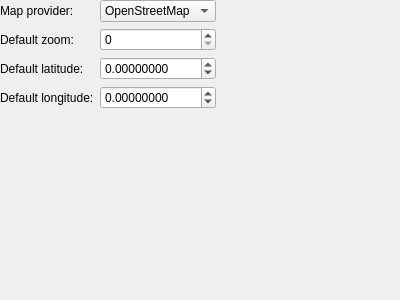
The window that ground/src/plugins/opmap/opmapgadgetoptionspage.ui (openpilot/OpenPilot) describes before a commit, drawn with Qt 5.
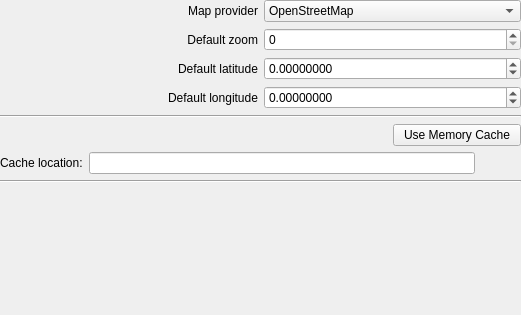
The same window after the commit. Icons and pictures are not drawn.

Commit message: Added map cache settings onto the map options page

Diff of the .ui file:
```diff
--- a/ground/src/plugins/opmap/opmapgadgetoptionspage.ui
+++ b/ground/src/plugins/opmap/opmapgadgetoptionspage.ui
@@ -6,10 +6,16 @@
    <rect>
     <x>0</x>
     <y>0</y>
-    <width>400</width>
-    <height>300</height>
+    <width>521</width>
+    <height>315</height>
    </rect>
   </property>
+  <property name="sizePolicy">
+   <sizepolicy hsizetype="Preferred" vsizetype="Expanding">
+    <horstretch>0</horstretch>
+    <verstretch>0</verstretch>
+   </sizepolicy>
+  </property>
   <property name="windowTitle">
    <string>Form</string>
   </property>
@@ -17,13 +23,57 @@
    <property name="margin">
     <number>0</number>
    </property>
-   <item row="0" column="0">
-    <widget class="QLabel" name="label">
+   <item row="4" column="0">
+    <layout class="QHBoxLayout" name="horizontalLayout_7">
+     <item>
+      <spacer name="horizontalSpacer">
+       <property name="orientation">
+        <enum>Qt::Horizontal</enum>
+       </property>
+       <property name="sizeHint" stdset="0">
+        <size>
+         <width>40</width>
+         <height>20</height>
+        </size>
+       </property>
+      </spacer>
+     </item>
+     <item>
+      <widget class="QPushButton" name="pushButtonUseMemoryCache">
+       <property name="sizePolicy">
+        <sizepolicy hsizetype="Preferred" vsizetype="Fixed">
+         <horstretch>0</horstretch>
+         <verstretch>0</verstretch>
+        </sizepolicy>
+       </property>
+       <property name="cursor">
+        <cursorShape>OpenHandCursor</cursorShape>
+       </property>
      <property name="text">
-      <string>Map provider:</string>
-     </property>
-    </widget>
-   </item>
+        <string>  Use Memory Cache  </string>
+       </property>
+       <property name="checkable">
+        <bool>true</bool>
+       </property>
+       <property name="checked">
+        <bool>false</bool>
+       </property>
+       <property name="flat">
+        <bool>false</bool>
+       </property>
+      </widget>
+     </item>
+    </layout>
+   </item>
+   <item row="2" column="0">
+    <widget class="Line" name="line">
+     <property name="orientation">
+      <enum>Qt::Horizontal</enum>
+     </property>
+    </widget>
+   </item>
+   <item row="1" column="0">
+    <layout class="QGridLayout" name="gridLayout_3">
    <item row="0" column="1">
     <widget class="QComboBox" name="providerComboBox">
      <item>
@@ -43,10 +93,23 @@
      </item>
     </widget>
    </item>
+     <item row="0" column="0">
+      <widget class="QLabel" name="label">
+       <property name="text">
+        <string>Map provider</string>
+       </property>
+       <property name="alignment">
+        <set>Qt::AlignRight|Qt::AlignTrailing|Qt::AlignVCenter</set>
+       </property>
+      </widget>
+     </item>
    <item row="1" column="0">
     <widget class="QLabel" name="label_2">
      <property name="text">
-      <string>Default zoom:</string>
+        <string>Default zoom</string>
+       </property>
+       <property name="alignment">
+        <set>Qt::AlignRight|Qt::AlignTrailing|Qt::AlignVCenter</set>
      </property>
     </widget>
    </item>
@@ -60,7 +123,10 @@
    <item row="2" column="0">
     <widget class="QLabel" name="label_3">
      <property name="text">
-      <string>Default latitude:</string>
+        <string>Default latitude</string>
+       </property>
+       <property name="alignment">
+        <set>Qt::AlignRight|Qt::AlignTrailing|Qt::AlignVCenter</set>
      </property>
     </widget>
    </item>
@@ -80,7 +146,10 @@
    <item row="3" column="0">
     <widget class="QLabel" name="label_4">
      <property name="text">
-      <string>Default longitude:</string>
+        <string>Default longitude</string>
+       </property>
+       <property name="alignment">
+        <set>Qt::AlignRight|Qt::AlignTrailing|Qt::AlignVCenter</set>
      </property>
     </widget>
    </item>
@@ -97,7 +166,9 @@
      </property>
     </widget>
    </item>
-   <item row="4" column="1">
+    </layout>
+   </item>
+   <item row="7" column="0">
     <spacer name="verticalSpacer">
      <property name="orientation">
       <enum>Qt::Vertical</enum>
@@ -110,18 +181,43 @@
      </property>
     </spacer>
    </item>
-   <item row="3" column="2">
-    <spacer name="horizontalSpacer">
+   <item row="5" column="0">
+    <layout class="QHBoxLayout" name="horizontalLayout_2">
+     <item>
+      <widget class="QLabel" name="label_5">
+       <property name="text">
+        <string>Cache location:</string>
+       </property>
+      </widget>
+     </item>
+     <item>
+      <widget class="QLineEdit" name="lineEditCacheLocation"/>
+     </item>
+     <item>
+      <widget class="QPushButton" name="pushButtonCacheLocation">
+       <property name="cursor">
+        <cursorShape>OpenHandCursor</cursorShape>
+       </property>
+       <property name="text">
+        <string/>
+       </property>
+       <property name="icon">
+        <iconset resource="../coreplugin/core.qrc">
+         <normaloff>:/core/images/dir.png</normaloff>:/core/images/dir.png</iconset>
+       </property>
+       <property name="flat">
+        <bool>true</bool>
+       </property>
+      </widget>
+     </item>
+    </layout>
+   </item>
+   <item row="6" column="0">
+    <widget class="Line" name="line_2">
      <property name="orientation">
       <enum>Qt::Horizontal</enum>
      </property>
-     <property name="sizeHint" stdset="0">
-      <size>
-       <width>40</width>
-       <height>20</height>
-      </size>
-     </property>
-    </spacer>
+    </widget>
    </item>
   </layout>
  </widget>
```
Left out of the diff: 7 changed lines with no effect on the pictures. Lines whose indentation alone changed are shown as unchanged. The commit also changes 8 other files.
